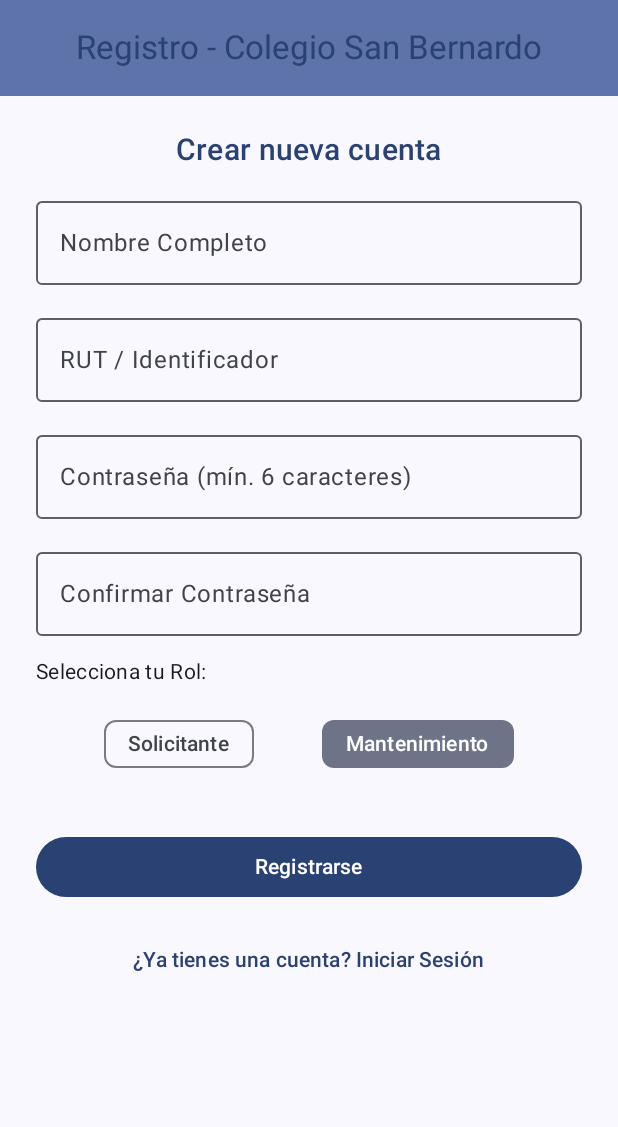
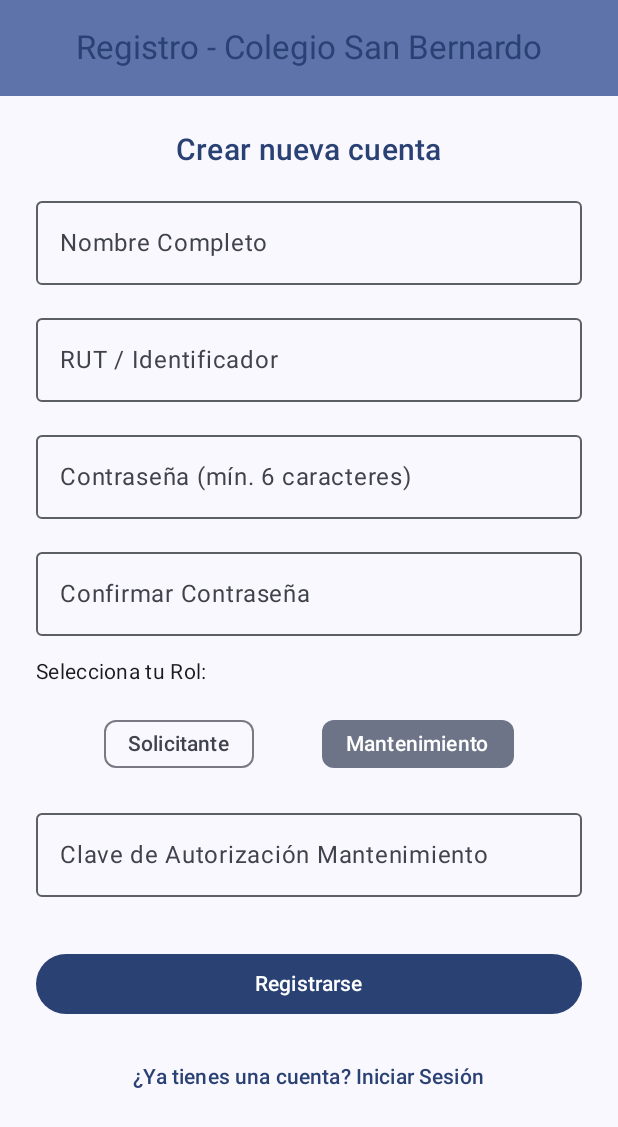
Before and after one commit to ironpi1/EduFix, an Android app built with Jetpack Compose: the screen it shows after launch (MainActivity), after a tap on "Mantenimiento", on a phone screen of 412 x 824 dp. Shown: the top 1127 px of the screen. Run offline under Robolectric (Android 15) with nearby library versions, the phone set to English and light mode, and no system bars; our stand-ins replace Room's generated code; 3 other taps on this screen came first.

Commit message:
se agregan funcionalidades
se agrega la funcionalidad de editar usuario y la pagina de bienvenida

```diff
--- /dev/null
+++ b/app/src/main/java/com/example/eduffixx/PantallaBienvenida.kt
@@ -0,0 +1,108 @@
+package com.example.eduffixx
+
+import androidx.compose.animation.AnimatedVisibility
+import androidx.compose.animation.fadeIn
+import androidx.compose.animation.slideInVertically
+import androidx.compose.foundation.layout.*
+import androidx.compose.foundation.shape.RoundedCornerShape
+import androidx.compose.material3.*
+import androidx.compose.runtime.*
+import androidx.compose.ui.Alignment
+import androidx.compose.ui.Modifier
+import androidx.compose.ui.text.font.FontWeight
+import androidx.compose.ui.text.style.TextAlign
+import androidx.compose.ui.unit.dp
+import androidx.compose.ui.unit.sp
+
+@OptIn(ExperimentalMaterial3Api::class)
+@Composable
+fun PantallaBienvenida(
+    onIrALogin: () -> Unit,
+    onIrARegistro: () -> Unit
+) {
+    var visible by remember { mutableStateOf(false) }
+
+    LaunchedEffect(Unit) {
+        visible = true
+    }
+
+    Scaffold(
+        topBar = {
+            CenterAlignedTopAppBar(
+                colors = TopAppBarDefaults.topAppBarColors(
+                    containerColor = MaterialTheme.colorScheme.primaryContainer,
+                    titleContentColor = MaterialTheme.colorScheme.primary
+                ),
+                title = { Text("EduFix - Colegio San Bernardo") }
+            )
+        }
+    ) { innerPadding ->
+        AnimatedVisibility(
+            visible = visible,
+            enter = fadeIn() + slideInVertically { it / 2 }
+        ) {
+            Column(
+                modifier = Modifier
+                    .padding(innerPadding)
+                    .padding(32.dp)
+                    .fillMaxSize(),
+                horizontalAlignment = Alignment.CenterHorizontally,
+                verticalArrangement = Arrangement.Center
+            ) {
+                Card(
+                    modifier = Modifier.fillMaxWidth(),
+                    shape = RoundedCornerShape(20.dp),
+                    colors = CardDefaults.cardColors(
+                        containerColor = MaterialTheme.colorScheme.primaryContainer.copy(alpha = 0.4f)
+                    )
+                ) {
+                    Column(
+                        modifier = Modifier
+                            .padding(24.dp)
+                            .fillMaxWidth(),
+                        horizontalAlignment = Alignment.CenterHorizontally
+                    ) {
+                        Text(
+                            text = "Bienvenido a EduFix",
+                            fontSize = 26.sp,
+                            fontWeight = FontWeight.Bold,
+                            color = MaterialTheme.colorScheme.primary,
+                            textAlign = TextAlign.Center
+                        )
+
+                        Spacer(modifier = Modifier.height(12.dp))
+
+                        Text(
+                            text = "Plataforma oficial del Colegio San Bernardo para la gestión, reporte y seguimiento de incidencias e infraestructura.",
+                            fontSize = 15.sp,
+                            color = MaterialTheme.colorScheme.onSurfaceVariant,
+                            textAlign = TextAlign.Center
+                        )
+                    }
+                }
+
+                Spacer(modifier = Modifier.height(40.dp))
+
+                Button(
+                    onClick = onIrALogin,
+                    modifier = Modifier
+                        .fillMaxWidth()
+                        .height(50.dp)
+                ) {
+                    Text("Iniciar Sesión", fontSize = 16.sp)
+                }
+
+                Spacer(modifier = Modifier.height(16.dp))
+
+                OutlinedButton(
+                    onClick = onIrARegistro,
+                    modifier = Modifier
+                        .fillMaxWidth()
+                        .height(50.dp)
+                ) {
+                    Text("Registrarse", fontSize = 16.sp)
+                }
+            }
+        }
+    }
+}
--- a/app/src/main/java/com/example/eduffixx/PantallaRegistro.kt
+++ b/app/src/main/java/com/example/eduffixx/PantallaRegistro.kt
@@ -29,7 +29,10 @@ fun PantallaRegistro(
     var contrasena by remember { mutableStateOf("") }
     var confirmarContrasena by remember { mutableStateOf("") }
     var rolSeleccionado by remember { mutableStateOf("SOLICITANTE") }
+    var claveMantenimiento by remember { mutableStateOf("") }
     var errorMensaje by remember { mutableStateOf("") }
+
+    val CLAVE_AUTORIZADA = "MANT2026"
 
     Scaffold(
         topBar = {
@@ -120,13 +123,39 @@ fun PantallaRegistro(
             ) {
                 FilterChip(
                     selected = rolSeleccionado == "SOLICITANTE",
-                    onClick = { rolSeleccionado = "SOLICITANTE" },
+                    onClick = {
+                        rolSeleccionado = "SOLICITANTE"
+                        errorMensaje = ""
+                    },
                     label = { Text("Solicitante") }
                 )
                 FilterChip(
                     selected = rolSeleccionado == "MANTENIMIENTO",
-                    onClick = { rolSeleccionado = "MANTENIMIENTO" },
+                    onClick = {
+                        rolSeleccionado = "MANTENIMIENTO"
+                        errorMensaje = ""
+                    },
                     label = { Text("Mantenimiento") }
+                )
+            }
+
+            AnimatedVisibility(
+                visible = rolSeleccionado == "MANTENIMIENTO",
+                enter = fadeIn() + expandVertically(),
+                exit = fadeOut() + shrinkVertically()
+            ) {
+                OutlinedTextField(
+                    value = claveMantenimiento,
+                    onValueChange = {
+                        claveMantenimiento = it
+                        errorMensaje = ""
+                    },
+                    label = { Text("Clave de Autorización Mantenimiento") },
+                    placeholder = { Text("Ingresa la clave autorizada") },
+                    visualTransformation = PasswordVisualTransformation(),
+                    keyboardOptions = KeyboardOptions(keyboardType = KeyboardType.Password),
+                    modifier = Modifier.fillMaxWidth(),
+                    singleLine = true
                 )
             }
 
@@ -163,6 +192,9 @@ fun PantallaRegistro(
                         contrasena != confirmarContrasena -> {
                             errorMensaje = "Las contraseñas no coinciden."
                         }
+                        rolSeleccionado == "MANTENIMIENTO" && claveMantenimiento.trim() != CLAVE_AUTORIZADA -> {
+                            errorMensaje = "Clave de autorización incorrecta para el rol Mantenimiento. (Clave: MANT2026)"
+                        }
                         else -> {
                             onRegistrar(nombreLimpio, rutLimpio, contrasena.trim(), rolSeleccionado)
                         }
--- a/app/src/main/java/com/example/eduffixx/data/UsuarioDAO.kt
+++ b/app/src/main/java/com/example/eduffixx/data/UsuarioDAO.kt
@@ -4,12 +4,19 @@ import androidx.room.Dao
 import androidx.room.Insert
 import androidx.room.OnConflictStrategy
 import androidx.room.Query
+import androidx.room.Update
 
 @Dao
 interface UsuarioDAO {
     @Insert(onConflict = OnConflictStrategy.REPLACE)
     suspend fun registrar(usuario: Usuario)
 
+    @Update
+    suspend fun actualizar(usuario: Usuario)
+
     @Query("SELECT * FROM usuarios WHERE rut = :rut AND contrasena = :contrasena LIMIT 1")
     suspend fun iniciar(rut: String, contrasena: String): Usuario?
+
+    @Query("SELECT * FROM usuarios WHERE rut = :rut LIMIT 1")
+    suspend fun obtenerPorRut(rut: String): Usuario?
 }
```
Also changed, not shown: app/src/main/java/com/example/eduffixx/MainActivity.kt (+57 -3 lines), app/src/main/java/com/example/eduffixx/PantallaEditarPerfil.kt (added, +157 -0 lines), app/src/main/java/com/example/eduffixx/PantallaListaTickets.kt (+22 -5 lines), 175 other files.
